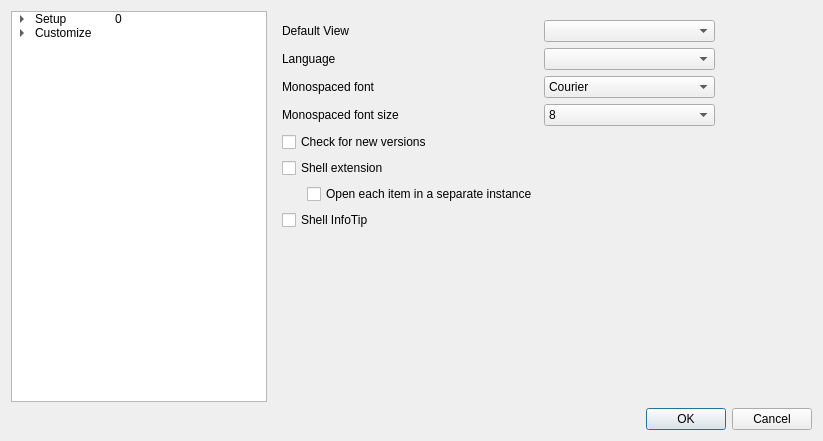
The window that Source/GUI/Qt/prefs.ui (MediaArea/MediaInfo) describes before a commit, drawn with Qt 5.
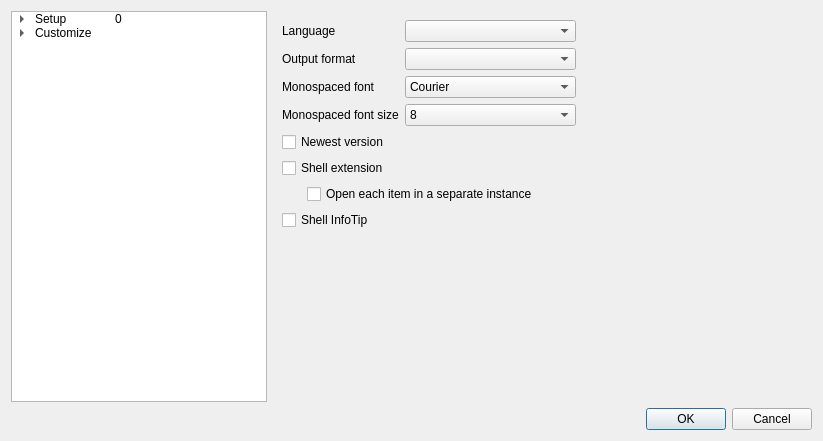
The same window after the commit.

```diff
--- a/Source/GUI/Qt/prefs.ui
+++ b/Source/GUI/Qt/prefs.ui
@@ -120,65 +120,7 @@
          <property name="sizeConstraint">
           <enum>QLayout::SizeConstraint::SetFixedSize</enum>
          </property>
-         <item row="1" column="1">
-          <widget class="QComboBox" name="comboBox_language"/>
-         </item>
-         <item row="2" column="0">
-          <widget class="QLabel" name="label_4">
-           <property name="text">
-            <string>Monospaced font</string>
-           </property>
-          </widget>
-         </item>
-         <item row="8" column="0">
-          <spacer name="verticalSpacer_5">
-           <property name="orientation">
-            <enum>Qt::Orientation::Vertical</enum>
-           </property>
-           <property name="sizeHint" stdset="0">
-            <size>
-             <width>20</width>
-             <height>40</height>
-            </size>
-           </property>
-          </spacer>
-         </item>
-         <item row="6" column="0">
-          <layout class="QHBoxLayout" name="horizontalLayout_4">
-           <property name="leftMargin">
-            <number>25</number>
-           </property>
-           <item>
-            <widget class="QCheckBox" name="shellExtension_separateInstance">
-             <property name="text">
-              <string>Open each item in a separate instance</string>
-             </property>
-            </widget>
-           </item>
-          </layout>
-         </item>
-         <item row="0" column="0">
-          <widget class="QLabel" name="label_2">
-           <property name="text">
-            <string>Default View</string>
-           </property>
-          </widget>
-         </item>
-         <item row="5" column="0">
-          <widget class="QCheckBox" name="shellExtension">
-           <property name="text">
-            <string>Shell extension</string>
-           </property>
-          </widget>
-         </item>
-         <item row="4" column="0">
-          <widget class="QCheckBox" name="checkForNewVersion">
-           <property name="text">
-            <string>Check for new versions</string>
-           </property>
-          </widget>
-         </item>
-         <item row="2" column="1">
+         <item row="3" column="1">
           <widget class="QFontComboBox" name="comboBox_font">
            <property name="editable">
             <bool>false</bool>
@@ -188,38 +130,7 @@
            </property>
           </widget>
          </item>
-         <item row="1" column="0">
-          <widget class="QLabel" name="label">
-           <property name="text">
-            <string>Language</string>
-           </property>
-          </widget>
-         </item>
-         <item row="0" column="1">
-          <widget class="QComboBox" name="comboBox_defaultview">
-           <property name="sizePolicy">
-            <sizepolicy hsizetype="Minimum" vsizetype="Fixed">
-             <horstretch>0</horstretch>
-             <verstretch>0</verstretch>
-            </sizepolicy>
-           </property>
-          </widget>
-         </item>
-         <item row="7" column="0">
-          <widget class="QCheckBox" name="shellInfoTip">
-           <property name="text">
-            <string>Shell InfoTip</string>
-           </property>
-          </widget>
-         </item>
-         <item row="3" column="0">
-          <widget class="QLabel" name="label_5">
-           <property name="text">
-            <string>Monospaced font size</string>
-           </property>
-          </widget>
-         </item>
-         <item row="3" column="1">
+         <item row="4" column="1">
           <widget class="QComboBox" name="comboBox_fontSize">
            <item>
             <property name="text">
@@ -268,6 +179,95 @@
            </item>
           </widget>
          </item>
+         <item row="3" column="0">
+          <widget class="QLabel" name="label_4">
+           <property name="text">
+            <string>Monospaced font</string>
+           </property>
+          </widget>
+         </item>
+         <item row="2" column="0">
+          <widget class="QLabel" name="label_2">
+           <property name="text">
+            <string>Output format</string>
+           </property>
+          </widget>
+         </item>
+         <item row="1" column="0">
+          <widget class="QLabel" name="label">
+           <property name="text">
+            <string>Language</string>
+           </property>
+          </widget>
+         </item>
+         <item row="1" column="1">
+          <widget class="QComboBox" name="comboBox_language"/>
+         </item>
+         <item row="4" column="0">
+          <widget class="QLabel" name="label_5">
+           <property name="text">
+            <string>Monospaced font size</string>
+           </property>
+          </widget>
+         </item>
+         <item row="9" column="0">
+          <spacer name="verticalSpacer_5">
+           <property name="orientation">
+            <enum>Qt::Orientation::Vertical</enum>
+           </property>
+           <property name="sizeHint" stdset="0">
+            <size>
+             <width>20</width>
+             <height>40</height>
+            </size>
+           </property>
+          </spacer>
+         </item>
+         <item row="2" column="1">
+          <widget class="QComboBox" name="comboBox_defaultview">
+           <property name="sizePolicy">
+            <sizepolicy hsizetype="Minimum" vsizetype="Fixed">
+             <horstretch>0</horstretch>
+             <verstretch>0</verstretch>
+            </sizepolicy>
+           </property>
+          </widget>
+         </item>
+         <item row="5" column="0" colspan="2">
+          <widget class="QCheckBox" name="checkForNewVersion">
+           <property name="text">
+            <string>Newest version</string>
+           </property>
+          </widget>
+         </item>
+         <item row="6" column="0" colspan="2">
+          <widget class="QCheckBox" name="shellExtension">
+           <property name="text">
+            <string>Shell extension</string>
+           </property>
+          </widget>
+         </item>
+         <item row="7" column="0" colspan="2">
+          <layout class="QHBoxLayout" name="horizontalLayout_4">
+           <property name="leftMargin">
+            <number>25</number>
+           </property>
+           <item>
+            <widget class="QCheckBox" name="shellExtension_separateInstance">
+             <property name="text">
+              <string>Open each item in a separate instance</string>
+             </property>
+            </widget>
+           </item>
+          </layout>
+         </item>
+         <item row="8" column="0" colspan="2">
+          <widget class="QCheckBox" name="shellInfoTip">
+           <property name="text">
+            <string>Shell InfoTip</string>
+           </property>
+          </widget>
+         </item>
         </layout>
        </widget>
        <widget class="QWidget" name="Advanced">
```
Left out of the diff: 14 changed lines with no effect on the pictures.
